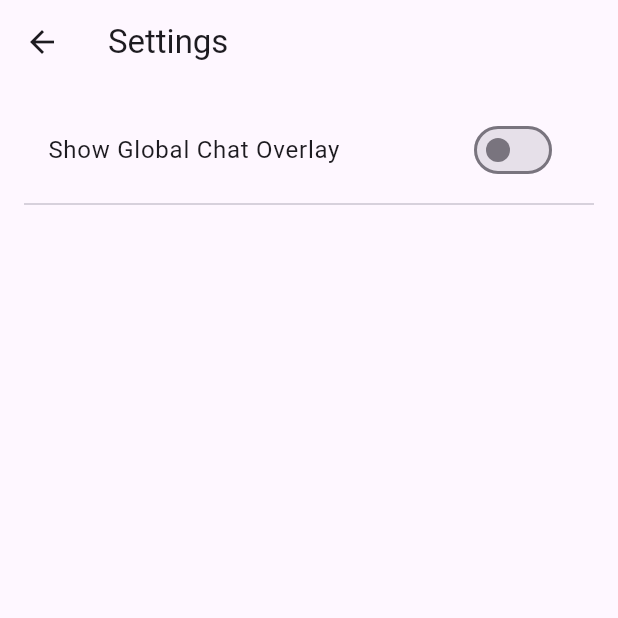
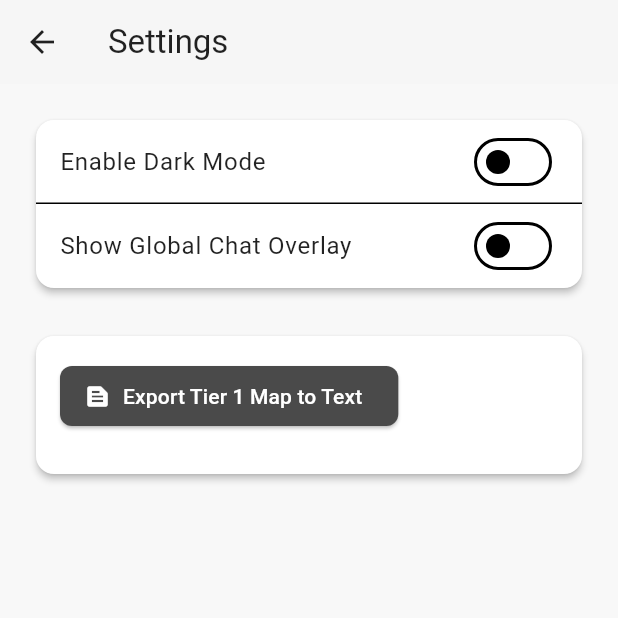
Before and after one commit to wolfgangkle/roots_app, a Flutter app: the SettingsScreen screen opened directly, after a tap on "Show Global Chat Overlay", on a phone screen of 412 x 824 dp, the top half of it. Run offline on Flutter 3.47's test engine with Material 3 defaults, Android fonts, the phone set to English and light mode, and no system bars; our stand-ins replace cloud_firestore, cloud_functions, firebase_auth, firebase_core; accounts and stored records are empty.

```diff
--- a/lib/main.dart
+++ b/lib/main.dart
@@ -7,7 +7,8 @@ import 'package:roots_app/screens/auth/check_user_profile.dart';
 import 'package:roots_app/screens/dev/map_editor_screen.dart';
 import 'package:roots_app/screens/home/main_home_screen.dart';
 import 'package:roots_app/screens/controllers/main_content_controller.dart';
-import 'package:roots_app/modules/map/providers/terrain_provider.dart'; // 👈 Add this import
+import 'package:roots_app/modules/map/providers/terrain_provider.dart';
+import 'package:roots_app/modules/settings/models/user_settings_model.dart';
 
 void main() async {
   WidgetsFlutterBinding.ensureInitialized();
@@ -16,28 +17,122 @@ void main() async {
   );
   print('✅ Firebase initialized successfully');
 
+  final userSettingsModel = UserSettingsModel();
+
   runApp(
     MultiProvider(
       providers: [
         ChangeNotifierProvider(create: (_) => MainContentController()),
-        ChangeNotifierProvider(create: (_) => TerrainProvider()), // 👈 TerrainProvider added here
+        ChangeNotifierProvider(create: (_) => TerrainProvider()),
+        ChangeNotifierProvider.value(value: userSettingsModel),
       ],
       child: const MyApp(),
     ),
   );
 }
 
-class MyApp extends StatelessWidget {
+class MyApp extends StatefulWidget {
   const MyApp({super.key});
 
   @override
+  State<MyApp> createState() => _MyAppState();
+}
+
+class _MyAppState extends State<MyApp> {
+  @override
   Widget build(BuildContext context) {
+    final settings = context.watch<UserSettingsModel>();
+
+    debugPrint('🌙 BUILD → darkMode: ${settings.darkMode} | loaded: ${settings.isLoaded}');
+
+    if (!settings.isLoaded) {
+      return const MaterialApp(
+        home: Scaffold(
+          body: Center(child: CircularProgressIndicator()),
+        ),
+      );
+    }
+
     return MaterialApp(
       title: 'Roots',
       debugShowCheckedModeBanner: false,
-      theme: ThemeData.light(),
-      darkTheme: ThemeData.dark(),
-      themeMode: ThemeMode.light,
+      theme: ThemeData(
+        colorScheme: const ColorScheme.light(
+          primary: Color(0xFF4A4A4A),
+          onPrimary: Colors.white,
+          secondary: Color(0xFF8D8D8D),
+          onSecondary: Colors.white,
+          background: Color(0xFFF5F5F5),
+          surface: Colors.white,
+          onSurface: Colors.black87,
+        ),
+        scaffoldBackgroundColor: const Color(0xFFF8F8F8),
+        appBarTheme: const AppBarTheme(
+          backgroundColor: Colors.white,
+          foregroundColor: Colors.black87,
+          elevation: 1,
+        ),
+        cardTheme: const CardTheme(
+          color: Colors.white,
+          elevation: 2,
+          margin: EdgeInsets.all(8),
+          shape: RoundedRectangleBorder(
+            borderRadius: BorderRadius.all(Radius.circular(12)),
+          ),
+        ),
+        elevatedButtonTheme: ElevatedButtonThemeData(
+          style: ElevatedButton.styleFrom(
+            backgroundColor: const Color(0xFF4A4A4A),
+            foregroundColor: Colors.white,
+            shape: RoundedRectangleBorder(
+              borderRadius: BorderRadius.circular(8),
+            ),
+          ),
+        ),
+        textTheme: ThemeData.light().textTheme.apply(
+          bodyColor: Colors.black87,
+          displayColor: Colors.black87,
+        ),
+      ),
+      darkTheme: ThemeData(
+        colorScheme: const ColorScheme.dark(
+          primary: Color(0xFFD0BCFF),
+          onPrimary: Colors.black,
+          secondary: Color(0xFF03DAC6),
+          onSecondary: Colors.black,
+          background: Color(0xFF121212),
+          surface: Color(0xFF1E1E1E),
+          onSurface: Colors.white,
+        ),
+        scaffoldBackgroundColor: const Color(0xFF121212),
+        appBarTheme: const AppBarTheme(
+          backgroundColor: Color(0xFF1E1E1E),
+          foregroundColor: Colors.white,
+          elevation: 1,
+        ),
+        cardTheme: const CardTheme(
+          color: Color(0xFF1E1E1E),
+          elevation: 2,
+          margin: EdgeInsets.all(8),
+          shape: RoundedRectangleBorder(
+            borderRadius: BorderRadius.all(Radius.circular(12)),
+          ),
+        ),
+        elevatedButtonTheme: ElevatedButtonThemeData(
+          style: ElevatedButton.styleFrom(
+            backgroundColor: Color(0xFFD0BCFF),
+            foregroundColor: Colors.black,
+            shape: RoundedRectangleBorder(
+              borderRadius: BorderRadius.circular(8),
+            ),
+          ),
+        ),
+        textTheme: ThemeData.dark().textTheme.apply(
+          bodyColor: Colors.white,
+          displayColor: Colors.white,
+        ),
+      ),
+      themeMode: settings.darkMode ? ThemeMode.dark : ThemeMode.light,
       routes: {
         '/map_editor': (_) => const MapEditorScreen(),
         '/village': (_) => const MainHomeScreen(),
--- a/lib/modules/settings/models/user_settings_model.dart
+++ b/lib/modules/settings/models/user_settings_model.dart
@@ -5,6 +5,14 @@ import 'package:firebase_auth/firebase_auth.dart';
 class UserSettingsModel extends ChangeNotifier {
   bool _showChatOverlay = true;
   bool get showChatOverlay => _showChatOverlay;
+
+  bool _darkMode = false;
+  bool get darkMode => _darkMode;
+
+  bool _isLoaded = false;
+  bool get isLoaded => _isLoaded;
+
+  bool _hasSetDarkMode = false; // ✅ added flag to detect local change
 
   final _firestore = FirebaseFirestore.instance;
   final _auth = FirebaseAuth.instance;
@@ -15,7 +23,12 @@ class UserSettingsModel extends ChangeNotifier {
 
   Future<void> _loadSettings() async {
     final user = _auth.currentUser;
-    if (user == null) return;
+
+    if (user == null) {
+      _isLoaded = true;
+      notifyListeners();
+      return;
+    }
 
     final doc = await _firestore
         .collection('users')
@@ -25,11 +38,19 @@ class UserSettingsModel extends ChangeNotifier {
         .get();
 
     if (doc.exists) {
-      _showChatOverlay = doc.data()?['showChatOverlay'] ?? true;
-      notifyListeners();
+      final data = doc.data()!;
+      _showChatOverlay = data['showChatOverlay'] ?? true;
+
+      // ✅ only overwrite darkMode if we didn't already change it
+      if (!_hasSetDarkMode) {
+        _darkMode = data['darkMode'] ?? false;
+      }
     } else {
-      await _saveSettings(); // Create default settings if missing
+      await _saveSettings(); // create default settings if missing
     }
+
+    _isLoaded = true;
+    notifyListeners();
   }
 
   Future<void> _saveSettings() async {
@@ -43,6 +64,7 @@ class UserSettingsModel extends ChangeNotifier {
         .doc('main')
         .set({
       'showChatOverlay': _showChatOverlay,
+      'darkMode': _darkMode,
     }, SetOptions(merge: true));
   }
 
@@ -51,4 +73,12 @@ class UserSettingsModel extends ChangeNotifier {
     notifyListeners();
     await _saveSettings();
   }
+
+  Future<void> setDarkMode(bool value) async {
+    debugPrint('🔥 setDarkMode called → $value');
+    _darkMode = value;
+    _hasSetDarkMode = true; // ✅ prevent load from overriding this
+    notifyListeners();
+    await _saveSettings();
+  }
 }
--- a/lib/modules/settings/views/settings_screen.dart
+++ b/lib/modules/settings/views/settings_screen.dart
@@ -49,31 +49,46 @@ class _SettingsScreenState extends State<SettingsScreen> {
   @override
   Widget build(BuildContext context) {
     final settings = context.watch<UserSettingsModel>();
+    final theme = Theme.of(context);
 
     return Scaffold(
       appBar: AppBar(title: const Text('Settings')),
       body: ListView(
         padding: const EdgeInsets.all(16),
         children: [
+          Card(
+            child: Column(
+              children: [
+                SwitchListTile(
+                  title: const Text('Enable Dark Mode'),
+                  value: settings.darkMode,
+                  onChanged: settings.setDarkMode,
+                  contentPadding: const EdgeInsets.symmetric(horizontal: 16),
+                ),
+                const Divider(height: 0),
                 SwitchListTile(
                   title: const Text('Show Global Chat Overlay'),
                   value: settings.showChatOverlay,
                   onChanged: settings.setShowChatOverlay,
+                  contentPadding: const EdgeInsets.symmetric(horizontal: 16),
                 ),
+              ],
+            ),
+          ),
+          const SizedBox(height: 16),
 
-          const Divider(),
-
-          // 🔒 Export to text field (temporarily disabled)
-          /*
-        Padding(
-          padding: const EdgeInsets.only(bottom: 12),
-          child: ElevatedButton.icon(
+          Card(
+            child: Padding(
+              padding: const EdgeInsets.all(16),
+              child: Column(
+                crossAxisAlignment: CrossAxisAlignment.start,
+                children: [
+                  ElevatedButton.icon(
                     icon: const Icon(Icons.text_snippet),
                     label: const Text("Export Tier 1 Map to Text"),
                     onPressed: _exportTier1MapToText,
                   ),
-        ),
-
+                  const SizedBox(height: 12),
                   if (exportController.text.isNotEmpty)
                     Column(
                       crossAxisAlignment: CrossAxisAlignment.start,
@@ -81,7 +96,7 @@ class _SettingsScreenState extends State<SettingsScreen> {
                         const Text("📋 Copy-Paste Map Export:"),
                         const SizedBox(height: 8),
                         SizedBox(
-                height: 400,
+                          height: 300,
                           child: TextField(
                             controller: exportController,
                             maxLines: null,
@@ -91,14 +106,17 @@ class _SettingsScreenState extends State<SettingsScreen> {
                               border: OutlineInputBorder(),
                               isDense: true,
                               filled: true,
-                    fillColor: Colors.grey.shade100,
+                              fillColor: theme.colorScheme.surfaceVariant.withOpacity(0.1),
                             ),
                             style: const TextStyle(fontFamily: 'monospace'),
                           ),
                         ),
                       ],
                     ),
-        */
+                ],
+              ),
+            ),
+          ),
         ],
       ),
     );
--- a/lib/screens/home/panels/main_content_panel.dart
+++ b/lib/screens/home/panels/main_content_panel.dart
@@ -14,7 +14,7 @@ class MainContentPanel extends StatelessWidget {
     debugPrint('[MainContentPanel] currentContent is: ${content != null ? content.runtimeType : 'null'}');
 
     return Container(
-      color: Colors.grey.shade100,
+      color: Theme.of(context).colorScheme.surface,
       padding: const EdgeInsets.all(16),
       child: content ??
           const Center(
--- a/lib/screens/home/panels/navigation_list_content.dart
+++ b/lib/screens/home/panels/navigation_list_content.dart
@@ -14,6 +14,11 @@ import 'package:roots_app/modules/guild/views/create_guild_screen.dart';
 import 'package:roots_app/modules/guild/views/browse_guilds_placeholder.dart';
 import 'package:roots_app/profile/models/user_profile_model.dart';
 import 'package:roots_app/modules/guild/views/guild_members_screen.dart';
+import 'package:roots_app/modules/guild/views/guild_role_manager_screen.dart';
+import 'package:roots_app/modules/guild/views/guild_invite_inbox_screen.dart';
+
+
+
 
 
 class NavigationListContent extends StatelessWidget {
@@ -44,15 +49,20 @@ class NavigationListContent extends StatelessWidget {
       DevMode.enabled = true;
     }
 
+    final sectionHeaderStyle = Theme.of(context).textTheme.titleMedium?.copyWith(
+      fontWeight: FontWeight.bold,
+      color: Theme.of(context).colorScheme.onSurface,
+    );
+
     return ListView(
       padding: const EdgeInsets.all(16),
       children: [
-        const Text('🌍 World'),
+        Text('🌍 World', style: sectionHeaderStyle),
         const SizedBox(height: 12),
         _buildTabTile(context, isMobile, '🌍 Map', const MapGridView()),
 
         const SizedBox(height: 24),
-        const Text('🏰 Guild'),
+        Text('🏰 Guild', style: sectionHeaderStyle),
         const SizedBox(height: 12),
         if (!hasGuild) ...[
           _buildTabTile(context, isMobile, 'Create Guild', const CreateGuildScreen()),
@@ -61,36 +71,36 @@ class NavigationListContent extends StatelessWidget {
           _buildTabTile(context, isMobile, 'Guild Dashboard', const GuildScreen()),
           _buildTabTile(context, isMobile, 'Members', const GuildMembersScreen()),
           if (isLeader || isOfficer)
-            _buildTabTile(context, isMobile, 'Manage Roles', const Placeholder()),
+            _buildTabTile(context, isMobile, 'Manage Roles', const GuildRoleManagerScreen()),
           if (isLeader)
             _buildTabTile(context, isMobile, 'Guild Settings', const Placeholder()),
         ],
 
         const SizedBox(height: 24),
-        const Text('💬 Chat'),
+        Text('💬 Chat', style: sectionHeaderStyle),
         const SizedBox(height: 12),
         _buildTabTile(context, isMobile, 'Global Chat', ChatScreen()),
         if (hasGuild)
           _buildTabTile(context, isMobile, 'Guild Chat', const Placeholder()),
 
         const SizedBox(height: 24),
-        const Text('🔔 Notifications'),
+        Text('🔔 Notifications', style: sectionHeaderStyle),
         const SizedBox(height: 12),
         _buildTabTile(context, isMobile, 'Event Logs', const ReportsListScreen()),
         _buildTabTile(context, isMobile, 'Finished Jobs', const Placeholder()),
-        if (hasGuild)
-          _buildTabTile(context, isMobile, 'Guild Invites', const Placeholder()),
+        _buildTabTile(context, isMobile, 'Guild Invites', const GuildInviteInboxScreen()),
+
 
         const SizedBox(height: 24),
-        const Text('⚙️ Settings'),
+        Text('⚙️ Settings', style: sectionHeaderStyle),
         const SizedBox(height: 12),
         _buildTabTile(context, isMobile, 'Settings', const SettingsScreen()),
 
         const SizedBox(height: 24),
         const Divider(),
         ListTile(
-          leading: const Icon(Icons.logout),
-          title: const Text('Logout'),
+          leading: Icon(Icons.logout, color: Theme.of(context).colorScheme.onSurface),
+          title: Text('Logout', style: Theme.of(context).textTheme.bodyLarge),
           onTap: () async {
             await FirebaseAuth.instance.signOut();
             Navigator.pushReplacement(
@@ -105,8 +115,8 @@ class NavigationListContent extends StatelessWidget {
 
   Widget _buildTabTile(BuildContext context, bool isMobile, String title, Widget content) {
     return ListTile(
-      leading: const Icon(Icons.arrow_right),
-      title: Text(title),
+      leading: Icon(Icons.arrow_right, color: Theme.of(context).colorScheme.onSurface),
+      title: Text(title, style: Theme.of(context).textTheme.bodyLarge),
       onTap: () {
         if (isInDrawer) Navigator.pop(context);
 
--- a/lib/screens/home/panels/navigation_sidebar_panel.dart
+++ b/lib/screens/home/panels/navigation_sidebar_panel.dart
@@ -10,7 +10,7 @@ class NavigationSidebarPanel extends StatelessWidget {
   Widget build(BuildContext context) {
     return Container(
       width: 200,
-      color: Colors.grey.shade200,
+      color: Theme.of(context).colorScheme.surface,
       child: NavigationListContent(onSelectDynamicTab: onSelectDynamicTab),
     );
   }
```
Also changed, not shown: lib/modules/guild/views/guild_invite_inbox_screen.dart (added, +103 -0 lines), lib/modules/guild/views/guild_members_screen.dart (+24 -6 lines), lib/modules/guild/views/guild_role_manager_screen.dart (added, +134 -0 lines), lib/modules/guild/views/invite_guild_member_screen.dart (added, +116 -0 lines). Lines whose indentation alone changed are shown as unchanged.
